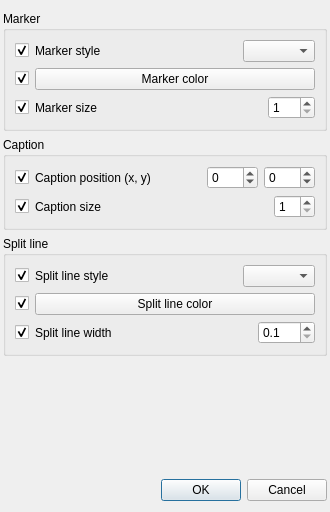
Before: the Qt Designer form ui/pointconfigdialog.ui in salsergey/gpxviewer, drawn with Qt 5.
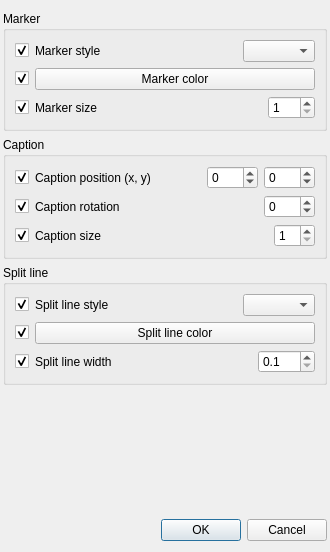
After: the same form once the commit is applied. Custom widgets are drawn as their Qt base class.

Commit message: * Added option to always start X axis from zero (useful when plotting using only selected points). * Added option to hide distance coefficient in the X-axis label. * Added option to change the rotation angle of the captions. * Added arrow-like marker shapes. * Reworked axes ticks and labels. * Several fixes.

What changed in the file:
```diff
--- a/ui/pointconfigdialog.ui
+++ b/ui/pointconfigdialog.ui
@@ -10,7 +10,7 @@
     <x>0</x>
     <y>0</y>
     <width>330</width>
-    <height>512</height>
+    <height>552</height>
    </rect>
   </property>
   <property name="windowTitle">
@@ -251,6 +251,70 @@
         </item>
        </layout>
       </item>
+      <item>
+       <layout class="QHBoxLayout" name="horizontalLayout_15">
+        <item>
+         <widget class="QCheckBox" name="captionRotationCheckBox">
+          <property name="toolTip">
+           <string>Whether to change this property for selected points</string>
+          </property>
+          <property name="checked">
+           <bool>true</bool>
+          </property>
+         </widget>
+        </item>
+        <item>
+         <widget class="QWidget" name="captionRotationWidget" native="true">
+          <property name="sizePolicy">
+           <sizepolicy hsizetype="MinimumExpanding" vsizetype="Preferred">
+            <horstretch>0</horstretch>
+            <verstretch>0</verstretch>
+           </sizepolicy>
+          </property>
+          <layout class="QHBoxLayout" name="horizontalLayout_16">
+           <property name="leftMargin">
+            <number>0</number>
+           </property>
+           <property name="topMargin">
+            <number>0</number>
+           </property>
+           <property name="rightMargin">
+            <number>0</number>
+           </property>
+           <property name="bottomMargin">
+            <number>0</number>
+           </property>
+           <item>
+            <widget class="QLabel" name="label_5">
+             <property name="sizePolicy">
+              <sizepolicy hsizetype="MinimumExpanding" vsizetype="Preferred">
+               <horstretch>0</horstretch>
+               <verstretch>0</verstretch>
+              </sizepolicy>
+             </property>
+             <property name="text">
+              <string>Caption rotation</string>
+             </property>
+            </widget>
+           </item>
+           <item>
+            <widget class="QSpinBox" name="captionRotationSpinBox">
+             <property name="toolTip">
+              <string>The rotation angle of the caption in degrees</string>
+             </property>
+             <property name="minimum">
+              <number>-179</number>
+             </property>
+             <property name="maximum">
+              <number>180</number>
+             </property>
+            </widget>
+           </item>
+          </layout>
+         </widget>
+        </item>
+       </layout>
+      </item>
       <item>
        <layout class="QHBoxLayout" name="horizontalLayout_11">
         <item>
@@ -352,7 +416,7 @@
             <number>0</number>
            </property>
            <item>
-            <widget class="QLabel" name="label_5">
+            <widget class="QLabel" name="label_6">
              <property name="sizePolicy">
               <sizepolicy hsizetype="MinimumExpanding" vsizetype="Preferred">
                <horstretch>0</horstretch>
@@ -433,7 +497,7 @@
             <number>0</number>
            </property>
            <item>
-            <widget class="QLabel" name="label_6">
+            <widget class="QLabel" name="label_7">
              <property name="sizePolicy">
               <sizepolicy hsizetype="MinimumExpanding" vsizetype="Preferred">
                <horstretch>0</horstretch>
```
Left out of the diff: 89 changed lines with no effect on the pictures. The commit also changes 17 other files.
